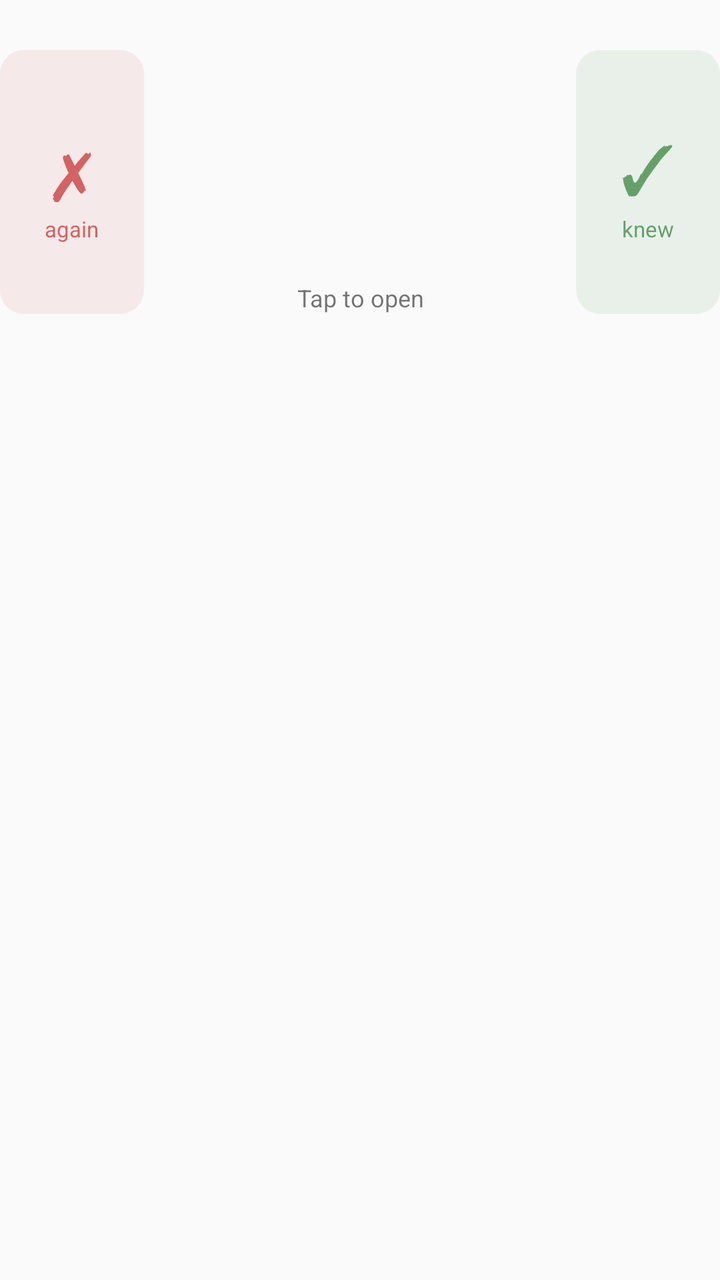
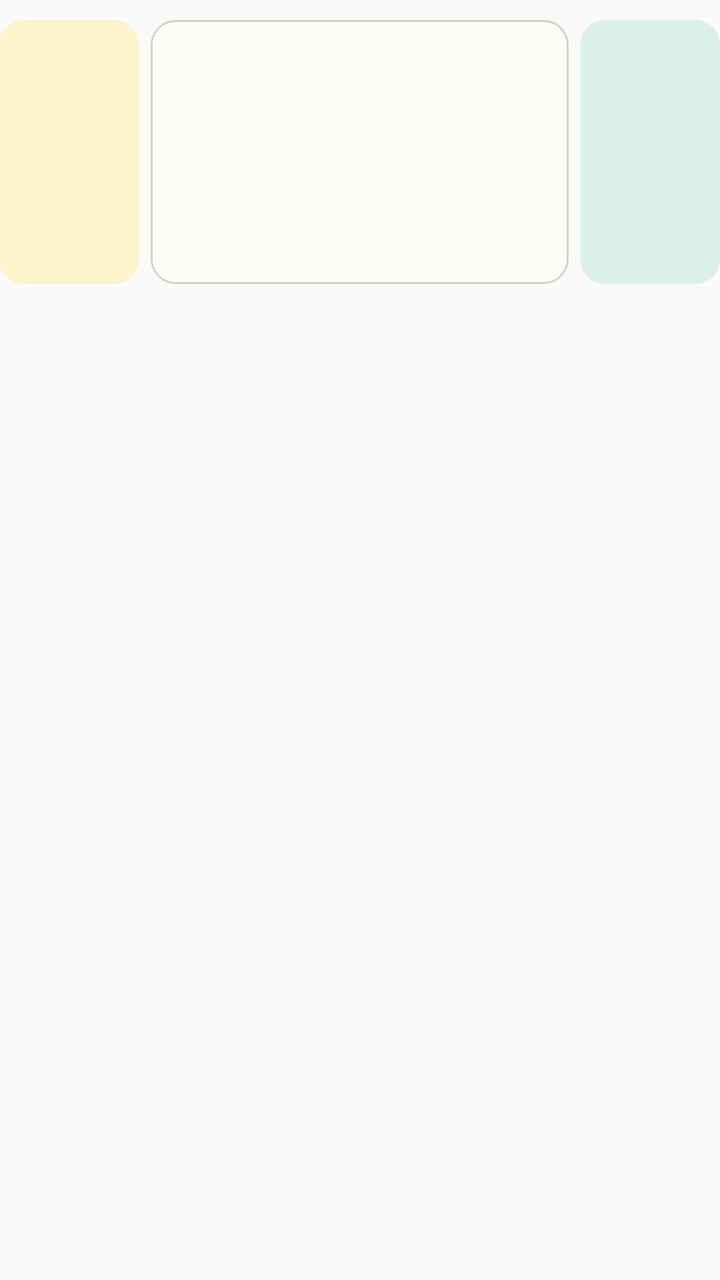

Compare the two renders of this Android layout. The source of the first and the diff that turns it into the second are given below.
<!-- AndroidManifest.xml: application theme Theme.HanziDictionary -->
<!-- res/layout/notification_card.xml -->
<?xml version="1.0" encoding="utf-8"?>
<LinearLayout xmlns:android="http://schemas.android.com/apk/res/android"
    android:layout_width="match_parent"
    android:layout_height="wrap_content"
    android:orientation="vertical"
    android:paddingTop="4dp"
    android:paddingBottom="8dp">

    
    <TextView
        android:id="@+id/nudge_title"
        android:layout_width="match_parent"
        android:layout_height="wrap_content"
        android:layout_marginBottom="2dp"
        android:ellipsize="end"
        android:maxLines="1"
        android:textColor="@color/widget_text"
        android:textSize="14sp"
        android:textStyle="bold" />

    <TextView
        android:id="@+id/nudge_previous"
        android:layout_width="match_parent"
        android:layout_height="wrap_content"
        android:layout_marginBottom="4dp"
        android:ellipsize="end"
        android:maxLines="1"
        android:textColor="@color/widget_text_muted"
        android:textSize="12sp"
        android:visibility="gone" />

    <LinearLayout
        android:layout_width="match_parent"
        android:layout_height="132dp"
        android:orientation="horizontal">

        
        <LinearLayout
            android:id="@+id/zone_miss"
            android:layout_width="0dp"
            android:layout_height="match_parent"
            android:layout_weight="1"
            android:background="@drawable/notif_zone_miss"
            android:gravity="center"
            android:orientation="vertical">

            <TextView
                android:layout_width="wrap_content"
                android:layout_height="wrap_content"
                android:contentDescription="Didn't know it"
                android:text="✗"
                android:textColor="@color/widget_icon_miss"
                android:textSize="34sp" />

            <TextView
                android:layout_width="wrap_content"
                android:layout_height="wrap_content"
                android:text="again"
                android:textColor="@color/widget_icon_miss"
                android:textSize="11sp" />
        </LinearLayout>

        <LinearLayout
            android:id="@+id/zone_card"
            android:layout_width="0dp"
            android:layout_height="match_parent"
            android:layout_weight="3"
            android:gravity="center"
            android:orientation="vertical"
            android:paddingStart="8dp"
            android:paddingEnd="8dp">

            <TextView
                android:id="@+id/nudge_glyph"
                android:layout_width="match_parent"
                android:layout_height="0dp"
                android:layout_weight="1"
                android:autoSizeMaxTextSize="96sp"
                android:autoSizeMinTextSize="32sp"
                android:autoSizeTextType="uniform"
                android:gravity="center"
                android:maxLines="1"
                android:textColor="@color/widget_text" />

            <TextView
                android:id="@+id/nudge_echo"
                android:layout_width="match_parent"
                android:layout_height="wrap_content"
                android:gravity="center"
                android:text="Tap to open"
                android:textColor="@color/widget_text_muted"
                android:textSize="12sp" />
        </LinearLayout>

        
        <LinearLayout
            android:id="@+id/zone_knew"
            android:layout_width="0dp"
            android:layout_height="match_parent"
            android:layout_weight="1"
            android:background="@drawable/notif_zone_knew"
            android:gravity="center"
            android:orientation="vertical">

            <TextView
                android:layout_width="wrap_content"
                android:layout_height="wrap_content"
                android:contentDescription="Knew it"
                android:text="✓"
                android:textColor="@color/widget_icon_knew"
                android:textSize="34sp" />

            <TextView
                android:layout_width="wrap_content"
                android:layout_height="wrap_content"
                android:text="knew"
                android:textColor="@color/widget_icon_knew"
                android:textSize="11sp" />
        </LinearLayout>
    </LinearLayout>
</LinearLayout>
<!-- resources referenced by this layout -->
<resources>
  <color name="widget_icon_knew">#B32E7D32</color>
  <color name="widget_icon_miss">#B3C62828</color>
  <color name="widget_text">#DE000000</color>
  <color name="widget_text_muted">#8A000000</color>
  <!-- drawable notif_zone_knew (drawable) -->
  <?xml version="1.0" encoding="utf-8"?>
  <shape xmlns:android="http://schemas.android.com/apk/res/android" android:shape="rectangle">
      <solid android:color="@color/widget_zone_knew" />
      <corners android:radius="12dp" />
  </shape>
  <!-- drawable notif_zone_miss (drawable) -->
  <?xml version="1.0" encoding="utf-8"?>
  <shape xmlns:android="http://schemas.android.com/apk/res/android" android:shape="rectangle">
      <solid android:color="@color/widget_zone_miss" />
      <corners android:radius="12dp" />
  </shape>
  <style name="Theme.HanziDictionary" parent="android:Theme.Material.Light.NoActionBar" />
  <color name="widget_zone_knew">#142E7D32</color>
  <color name="widget_zone_miss">#14C62828</color>
</resources>

<!-- the commit's change to res/layout/notification_card.xml (unified diff, before → after) -->
@@ -3,35 +3,55 @@
     android:layout_width="match_parent"
     android:layout_height="wrap_content"
     android:orientation="vertical"
-    android:paddingTop="4dp"
+    android:paddingTop="2dp"
     android:paddingBottom="8dp">
 
     
-    <TextView
+    <ImageView
         android:id="@+id/nudge_title"
-        android:layout_width="match_parent"
+        android:layout_width="wrap_content"
         android:layout_height="wrap_content"
-        android:layout_marginBottom="2dp"
-        android:ellipsize="end"
-        android:maxLines="1"
-        android:textColor="@color/widget_text"
-        android:textSize="14sp"
-        android:textStyle="bold" />
+        android:adjustViewBounds="true"
+        android:scaleType="fitStart" />
 
-    <TextView
+    
+    <LinearLayout
         android:id="@+id/nudge_previous"
         android:layout_width="match_parent"
         android:layout_height="wrap_content"
-        android:layout_marginBottom="4dp"
-        android:ellipsize="end"
-        android:maxLines="1"
-        android:textColor="@color/widget_text_muted"
-        android:textSize="12sp"
-        android:visibility="gone" />
+        android:layout_marginTop="4dp"
+        android:gravity="center_vertical"
+        android:orientation="horizontal"
+        android:visibility="gone">
+
+        <ImageView
+            android:id="@+id/nudge_previous_front"
+            android:layout_width="wrap_content"
+            android:layout_height="wrap_content"
+            android:adjustViewBounds="true"
+            android:scaleType="fitStart" />
+
+        
+        <ImageView
+            android:id="@+id/nudge_previous_answer"
+            android:layout_width="wrap_content"
+            android:layout_height="wrap_content"
+            android:layout_marginStart="8dp"
+            android:adjustViewBounds="true"
+            android:scaleType="fitStart" />
+
+        <ImageView
+            android:id="@+id/nudge_previous_mark"
+            android:layout_width="wrap_content"
+            android:layout_height="wrap_content"
+            android:layout_marginStart="8dp"
+            android:adjustViewBounds="true" />
+    </LinearLayout>
 
     <LinearLayout
         android:layout_width="match_parent"
         android:layout_height="132dp"
+        android:layout_marginTop="8dp"
         android:orientation="horizontal">
 
         
@@ -41,55 +61,50 @@
             android:layout_height="match_parent"
             android:layout_weight="1"
             android:background="@drawable/notif_zone_miss"
+            android:contentDescription="Didn't know it"
             android:gravity="center"
             android:orientation="vertical">
 
-            <TextView
+            <ImageView
+                android:id="@+id/zone_miss_mark"
                 android:layout_width="wrap_content"
                 android:layout_height="wrap_content"
-                android:contentDescription="Didn't know it"
-                android:text="✗"
-                android:textColor="@color/widget_icon_miss"
-                android:textSize="34sp" />
+                android:importantForAccessibility="no" />
 
-            <TextView
+            <ImageView
+                android:id="@+id/zone_miss_label"
                 android:layout_width="wrap_content"
                 android:layout_height="wrap_content"
-                android:text="again"
-                android:textColor="@color/widget_icon_miss"
-                android:textSize="11sp" />
+                android:layout_marginTop="4dp"
+                android:importantForAccessibility="no" />
         </LinearLayout>
 
         <LinearLayout
             android:id="@+id/zone_card"
             android:layout_width="0dp"
             android:layout_height="match_parent"
+            android:layout_marginStart="6dp"
+            android:layout_marginEnd="6dp"
             android:layout_weight="3"
+            android:background="@drawable/notif_card"
             android:gravity="center"
             android:orientation="vertical"
-            android:paddingStart="8dp"
-            android:paddingEnd="8dp">
+            android:padding="8dp">
 
-            <TextView
+            
+            <ImageView
                 android:id="@+id/nudge_glyph"
                 android:layout_width="match_parent"
                 android:layout_height="0dp"
                 android:layout_weight="1"
-                android:autoSizeMaxTextSize="96sp"
-                android:autoSizeMinTextSize="32sp"
-                android:autoSizeTextType="uniform"
-                android:gravity="center"
-                android:maxLines="1"
-                android:textColor="@color/widget_text" />
+                android:scaleType="centerInside" />
 
-            <TextView
-                android:id="@+id/nudge_echo"
-                android:layout_width="match_parent"
+            <ImageView
+                android:id="@+id/nudge_hint"
+                android:layout_width="wrap_content"
                 android:layout_height="wrap_content"
-                android:gravity="center"
-                android:text="Tap to open"
-                android:textColor="@color/widget_text_muted"
-                android:textSize="12sp" />
+                android:layout_marginTop="2dp"
+                android:importantForAccessibility="no" />
         </LinearLayout>
 
         
@@ -99,23 +114,22 @@
             android:layout_height="match_parent"
             android:layout_weight="1"
             android:background="@drawable/notif_zone_knew"
+            android:contentDescription="Knew it"
             android:gravity="center"
             android:orientation="vertical">
 
-            <TextView
+            <ImageView
+                android:id="@+id/zone_knew_mark"
                 android:layout_width="wrap_content"
                 android:layout_height="wrap_content"
-                android:contentDescription="Knew it"
-                android:text="✓"
-                android:textColor="@color/widget_icon_knew"
-                android:textSize="34sp" />
+                android:importantForAccessibility="no" />
 
-            <TextView
+            <ImageView
+                android:id="@+id/zone_knew_label"
                 android:layout_width="wrap_content"
                 android:layout_height="wrap_content"
-                android:text="knew"
-                android:textColor="@color/widget_icon_knew"
-                android:textSize="11sp" />
+                android:layout_marginTop="4dp"
+                android:importantForAccessibility="no" />
         </LinearLayout>
     </LinearLayout>
 </LinearLayout>
<!-- resource entries referenced after the edit -->
@@ -1,23 +1,28 @@
 <!-- resources referenced by this layout -->
 <resources>
-  <color name="widget_icon_knew">#B32E7D32</color>
-  <color name="widget_icon_miss">#B3C62828</color>
-  <color name="widget_text">#DE000000</color>
-  <color name="widget_text_muted">#8A000000</color>
+  <!-- drawable notif_card (drawable) -->
+  <?xml version="1.0" encoding="utf-8"?>
+  <shape xmlns:android="http://schemas.android.com/apk/res/android" android:shape="rectangle">
+      <solid android:color="@color/nudge_paper" />
+      <stroke android:width="1dp" android:color="@color/nudge_border" />
+      <corners android:radius="12dp" />
+  </shape>
   <!-- drawable notif_zone_knew (drawable) -->
   <?xml version="1.0" encoding="utf-8"?>
   <shape xmlns:android="http://schemas.android.com/apk/res/android" android:shape="rectangle">
-      <solid android:color="@color/widget_zone_knew" />
+      <solid android:color="@color/nudge_jade_bg" />
       <corners android:radius="12dp" />
   </shape>
   <!-- drawable notif_zone_miss (drawable) -->
   <?xml version="1.0" encoding="utf-8"?>
   <shape xmlns:android="http://schemas.android.com/apk/res/android" android:shape="rectangle">
-      <solid android:color="@color/widget_zone_miss" />
+      <solid android:color="@color/nudge_amber_bg" />
       <corners android:radius="12dp" />
   </shape>
   <style name="Theme.HanziDictionary" parent="android:Theme.Material.Light.NoActionBar" />
-  <color name="widget_zone_knew">#142E7D32</color>
-  <color name="widget_zone_miss">#14C62828</color>
+  <color name="nudge_paper">#FDFCF9</color>
+  <color name="nudge_border">#D8D1C5</color>
+  <color name="nudge_jade_bg">#DCF0EB</color>
+  <color name="nudge_amber_bg">#FDF4CB</color>
 </resources>
 
